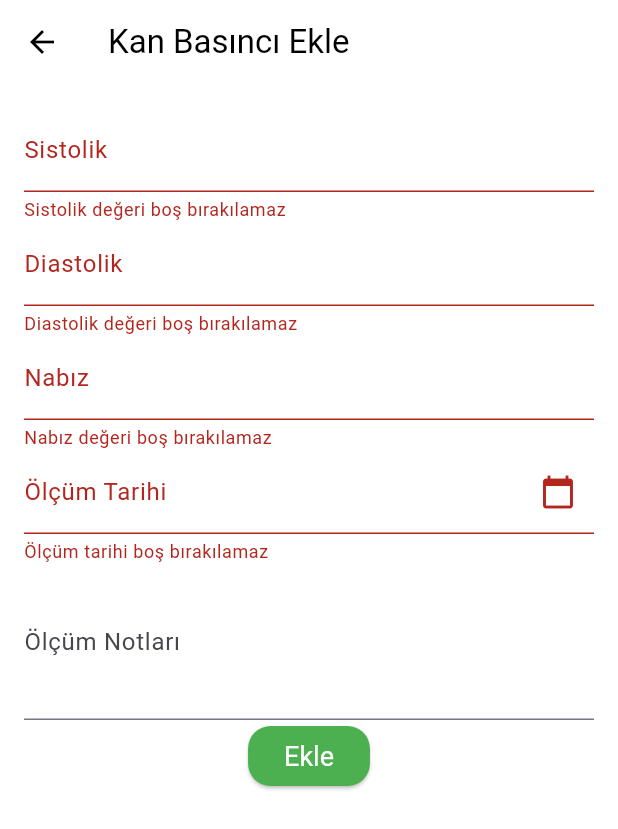
After one commit to zeynalabidinunlu/medicine_notification_app, a Flutter app: the AddingBloodPressure screen opened directly, after a tap on "Ekle", on a phone screen of 412 x 824 dp. The commit adds this screen. Shown: the top 829 px of the screen. Run offline on Flutter 3.47's test engine with Material 3 defaults, Android fonts, the phone set to English and light mode, and no system bars; our stand-ins replace flutter_local_notifications, flutter_timezone, flutter_tts, isar, timezone; accounts and stored records are empty; generated files the repository leaves out were written again.

Commit message:
kan basıncı (tansiyon) özelliği eklendi

```diff
--- /dev/null
+++ b/lib/data/models/blood_pressure/blood_pressure_model.dart
@@ -0,0 +1,14 @@
+import 'package:isar/isar.dart';
+
+part 'blood_pressure_model.g.dart';
+
+@collection
+class BloodPressure {
+  Id? id;
+  double? systolic;
+  double? diastolic;
+  double? pulse;
+
+  DateTime? measurementDate;
+  String? notes;
+}
--- a/lib/init/database/database_manager.dart
+++ b/lib/init/database/database_manager.dart
@@ -1,11 +1,10 @@
 import 'package:isar/isar.dart';
 import 'package:medicine_notification_app/data/models/appointment/appointment_model.dart';
+import 'package:medicine_notification_app/data/models/blood_pressure/blood_pressure_model.dart';
 import 'package:medicine_notification_app/data/models/doctor/doctor_model.dart';
 import 'package:medicine_notification_app/data/models/examination/examination_model.dart';
 import 'package:medicine_notification_app/data/models/medicine/medicine_model.dart';
 import 'package:path_provider/path_provider.dart';
-
-
 
 class DatabaseManager {
   static final DatabaseManager _instance = DatabaseManager._internal();
@@ -31,7 +30,8 @@ class DatabaseManager {
         MedicineSchema,
         AppointmentSchema,
         DoctorSchema,
-        ExaminationSchema
+        ExaminationSchema,
+        BloodPressureSchema
       ],
       directory: dir.path,
       inspector: true, // geliştirirken Isar Inspector kullanmak istersen
--- /dev/null
+++ b/lib/presentation/blood_pressure/widgets/adding_blood_pressure.dart
@@ -0,0 +1,166 @@
+import 'package:flutter/material.dart';
+import 'package:medicine_notification_app/data/models/blood_pressure/blood_pressure_model.dart';
+import 'package:medicine_notification_app/presentation/blood_pressure/blood_pressure_view_model.dart';
+import 'package:provider/provider.dart';
+
+class AddingBloodPressure extends StatefulWidget {
+  const AddingBloodPressure({super.key});
+
+  @override
+  State<AddingBloodPressure> createState() => _AddingBloodPressureState();
+}
+
+class _AddingBloodPressureState extends State<AddingBloodPressure> {
+  final _formKey = GlobalKey<FormState>();
+  final TextEditingController _systolicController = TextEditingController();
+  final TextEditingController _diastolicController = TextEditingController();
+  final TextEditingController _pulseController = TextEditingController();
+  final TextEditingController _measurementDateController =
+      TextEditingController();
+  final TextEditingController _notesController = TextEditingController();
+
+  @override
+  void dispose() {
+    _systolicController.dispose();
+    _diastolicController.dispose();
+    _pulseController.dispose();
+    _measurementDateController.dispose();
+    super.dispose();
+  }
+
+  void _saveBloodPressure() async {
+    debugPrint("UI: Kaydet butonuna basıldı");
+
+    if (_formKey.currentState!.validate()) {
+      try {
+        debugPrint("UI: Form validasyonu geçti");
+
+        final vm = context.read<BloodPressureViewModel>();
+
+        final bloodPressure = BloodPressure()
+          ..systolic = double.parse(_systolicController.text)
+          ..diastolic = double.parse(_diastolicController.text)
+          ..pulse = double.parse(_pulseController.text)
+          ..notes = _notesController.text
+          ..measurementDate = DateTime.parse(_measurementDateController.text);
+
+        await vm.addBloodPressure(bloodPressure);
+
+        debugPrint("UI: ViewModel'e başarıyla eklendi");
+
+        if (mounted) {
+          ScaffoldMessenger.of(context).showSnackBar(
+            const SnackBar(
+              content: Text('Kan basıncı başarıyla eklendi'),
+              backgroundColor: Colors.green,
+            ),
+          );
+          Navigator.pop(context);
+        }
+      } catch (e) {
+        debugPrint("UI: Hata oluştu: $e");
+        debugPrint("UI: Hata tipi: ${e.runtimeType}");
+
+        if (mounted) {
+          ScaffoldMessenger.of(context).showSnackBar(
+            SnackBar(
+              content: Text('Hata: $e'),
+              backgroundColor: Colors.red,
+            ),
+          );
+        }
+      }
+    } else {
+      debugPrint("UI: Form validasyonu başarısız");
+    }
+  }
+
+  @override
+  Widget build(BuildContext context) {
+    return Scaffold(
+      appBar: AppBar(
+        title: const Text('Kan Basıncı Ekle'),
+      ),
+      body: Padding(
+        padding: const EdgeInsets.all(16.0),
+        child: Form(
+          key: _formKey,
+          child: Column(
+            children: [
+              TextFormField(
+                controller: _systolicController,
+                decoration: const InputDecoration(labelText: 'Sistolik'),
+                keyboardType: TextInputType.number,
+                validator: (value) {
+                  if (value == null || value.isEmpty) {
+                    return 'Sistolik değeri boş bırakılamaz';
+                  }
+                  return null;
+                },
+              ),
+              TextFormField(
+                controller: _diastolicController,
+                decoration: const InputDecoration(labelText: 'Diastolik'),
+                keyboardType: TextInputType.number,
+                validator: (value) {
+                  if (value == null || value.isEmpty) {
+                    return 'Diastolik değeri boş bırakılamaz';
+                  }
+                  return null;
+                },
+              ),
+              TextFormField(
+                controller: _pulseController,
+                decoration: const InputDecoration(labelText: 'Nabız'),
+                keyboardType: TextInputType.number,
+                validator: (value) {
+                  if (value == null || value.isEmpty) {
+                    return 'Nabız değeri boş bırakılamaz';
+                  }
+                  return null;
+                },
+              ),
+              TextFormField(
+                controller: _measurementDateController,
+                decoration: const InputDecoration(
+                  labelText: 'Ölçüm Tarihi',
+                  suffixIcon: Icon(Icons.calendar_today),
+                ),
+                readOnly: true, // Manuel girişi engelleyin
+                onTap: () async {
+                  final date = await showDatePicker(
+                    context: context,
+                    initialDate: DateTime.now(),
+                    firstDate: DateTime(2000),
+                    lastDate: DateTime.now(),
+                  );
+                  if (date != null) {
+                    _measurementDateController.text =
+                        date.toString().split(' ')[0];
+                  }
+                },
+                validator: (value) {
+                  if (value == null || value.isEmpty) {
+                    return 'Ölçüm tarihi boş bırakılamaz';
+                  }
+                  return null;
+                },
+              ),
+              TextFormField(
+                controller: _notesController,
+                decoration: const InputDecoration(labelText: 'Ölçüm Notları'),
+                maxLines: 3,
+              ),
+              ElevatedButton(
+                onPressed: () {
+                  _saveBloodPressure();
+                },
+                child: const Text('Ekle'),
+              ),
+            ],
+          ),
+        ),
+      ),
+    );
+  }
+}
--- a/lib/presentation/home/home_view.dart
+++ b/lib/presentation/home/home_view.dart
@@ -1,6 +1,7 @@
 import 'package:flutter/material.dart';
 import 'package:medicine_notification_app/presentation/add_medicine/add_medicine_view.dart';
 import 'package:medicine_notification_app/presentation/appointment/appointment_view.dart';
+import 'package:medicine_notification_app/presentation/blood_pressure/blood_pressure_view.dart';
 import 'package:medicine_notification_app/presentation/doctors/doctors_view.dart';
 import 'package:medicine_notification_app/presentation/examination/examination_view.dart';
 import 'package:medicine_notification_app/presentation/home/widgets/home_page_content.dart';
@@ -21,6 +22,7 @@ class _HomeViewState extends State<HomeView> {
     AppointmentView(),
     ExaminationView(),
     DoctorsView(),
+    BloodPressureView()
   ];
 
   void _onItemTapped(int index) {
@@ -50,6 +52,8 @@ class _HomeViewState extends State<HomeView> {
               label: "Muayeneler"),
           BottomNavigationBarItem(
               icon: Icon(Icons.person_outline), label: "Doktorlarım"),
+          BottomNavigationBarItem(
+              icon: Icon(Icons.monitor_heart_outlined), label: "Kan Basıncı"),
         ],
         currentIndex: _selectedIndex,
         onTap: _onItemTapped,
--- a/lib/presentation/update_screen/update_screen_view.dart
+++ b/lib/presentation/home/update_screen/update_screen_view.dart
@@ -2,6 +2,7 @@ import 'package:flutter/material.dart';
 import 'package:medicine_notification_app/data/enum/enums.dart';
 import 'package:medicine_notification_app/data/models/medicine/medicine_model.dart';
 import 'package:medicine_notification_app/presentation/add_medicine/add_medicine_view_model.dart';
+import 'package:medicine_notification_app/presentation/home/home_view_model.dart';
 import 'package:medicine_notification_app/service/notification/flutter_local_notification_service.dart';
 import 'package:medicine_notification_app/utils/widgets/selection_chip.dart';
 import 'package:provider/provider.dart';
@@ -95,6 +96,7 @@ class _UpdateScreenViewState extends State<UpdateScreenView> {
         }
 
         if (mounted) {
+          Provider.of<HomeViewModel>(context, listen: false).loadMedicines();
           ScaffoldMessenger.of(context).showSnackBar(
             const SnackBar(content: Text('İlaç güncellendi')),
           );
--- a/lib/presentation/home/widgets/medicine_card_widget.dart
+++ b/lib/presentation/home/widgets/medicine_card_widget.dart
@@ -2,7 +2,7 @@ import 'package:flutter/material.dart';
 import 'package:medicine_notification_app/data/models/medicine/medicine_model.dart';
 import 'package:medicine_notification_app/presentation/home/home_view_model.dart';
 import 'package:medicine_notification_app/presentation/home/utils/delete_confirm_dialog.dart';
-import 'package:medicine_notification_app/presentation/update_screen/update_screen_view.dart';
+import 'package:medicine_notification_app/presentation/home/update_screen/update_screen_view.dart';
 import 'package:medicine_notification_app/service/notification/flutter_local_notification_service.dart';
 import 'package:provider/provider.dart';
 
--- a/lib/presentation/home/widgets/medicine_list_widget.dart
+++ b/lib/presentation/home/widgets/medicine_list_widget.dart
@@ -1,7 +1,7 @@
 import 'package:flutter/material.dart';
 import 'package:medicine_notification_app/data/models/medicine/medicine_model.dart';
 import 'package:medicine_notification_app/presentation/home/widgets/medicine_card_widget.dart';
-import 'package:medicine_notification_app/presentation/update_screen/update_screen_view.dart';
+import 'package:medicine_notification_app/presentation/home/update_screen/update_screen_view.dart';
 
 class MedicineListWidget extends StatelessWidget {
   final List<Medicine> medicines;
```
Also changed, not shown: lib/main.dart (+9 -1 lines), lib/presentation/blood_pressure/blood_pressure_view.dart (added, +143 -0 lines), lib/presentation/blood_pressure/blood_pressure_view_model.dart (added, +88 -0 lines), lib/repository/blood_pressure/blood_pressure_repository.dart (added, +105 -0 lines), lib/data/models/blood_pressure/blood_pressure_model.g.dart (added), lib/presentation/home/update_screen/update_screen_view_model.dart (renamed from lib/presentation/update_screen/update_screen_view_model.dart).
